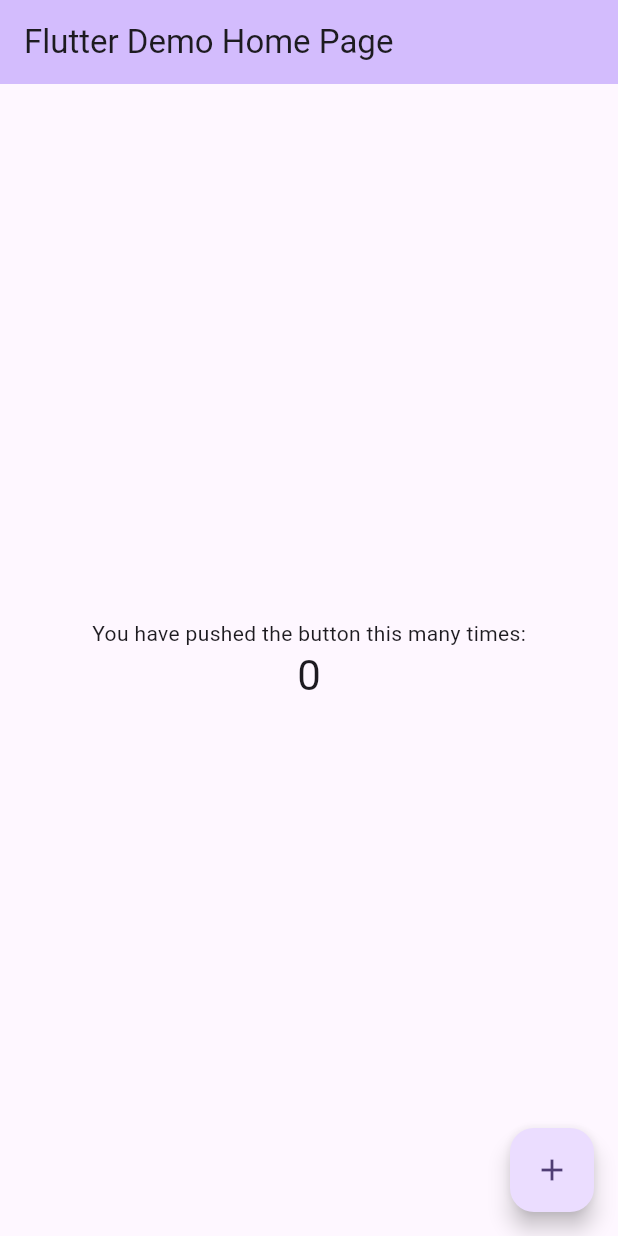
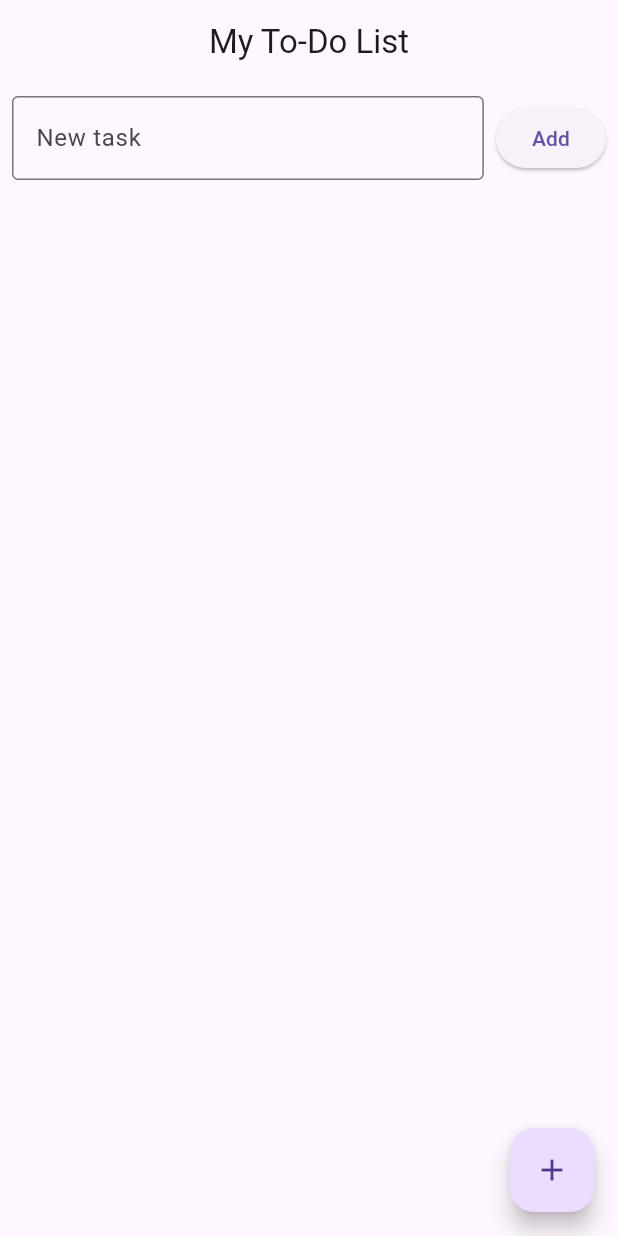
Before and after one commit to ailrezashafaee/Tutorial-Flutter, a Flutter app: the screen it shows after launch, on a phone screen of 412 x 824 dp. Run offline on Flutter 3.47's test engine with Material 3 defaults, Android fonts, the phone set to English and light mode, and no system bars.

Commit message:
adding first version

```diff
--- a/todo/lib/main.dart
+++ b/todo/lib/main.dart
@@ -1,4 +1,5 @@
 import 'package:flutter/material.dart';
+import 'package:todo/widgets/todo_app.dart';
 
 void main() {
   runApp(const MyApp());
@@ -7,116 +8,15 @@ void main() {
 class MyApp extends StatelessWidget {
   const MyApp({super.key});
 
-  // This widget is the root of your application.
   @override
   Widget build(BuildContext context) {
     return MaterialApp(
-      title: 'Flutter Demo',
+      title: 'Todo App',
       theme: ThemeData(
-        // This is the theme of your application.
-        //
-        // TRY THIS: Try running your application with "flutter run". You'll see
-        // the application has a purple toolbar. Then, without quitting the app,
-        // try changing the seedColor in the colorScheme below to Colors.green
-        // and then invoke "hot reload" (save your changes or press the "hot
-        // reload" button in a Flutter-supported IDE, or press "r" if you used
-        // the command line to start the app).
-        //
-        // Notice that the counter didn't reset back to zero; the application
-        // state is not lost during the reload. To reset the state, use hot
-        // restart instead.
-        //
-        // This works for code too, not just values: Most code changes can be
-        // tested with just a hot reload.
-        colorScheme: ColorScheme.fromSeed(seedColor: Colors.deepPurple),
+        primarySwatch: Colors.blue,
+        colorScheme: ColorScheme.fromSeed(seedColor: Colors.blue),
       ),
-      home: const MyHomePage(title: 'Flutter Demo Home Page'),
+      home: const TodoApp(),
     );
   }
 }
-
-class MyHomePage extends StatefulWidget {
-  const MyHomePage({super.key, required this.title});
-
-  // This widget is the home page of your application. It is stateful, meaning
-  // that it has a State object (defined below) that contains fields that affect
-  // how it looks.
-
-  // This class is the configuration for the state. It holds the values (in this
-  // case the title) provided by the parent (in this case the App widget) and
-  // used by the build method of the State. Fields in a Widget subclass are
-  // always marked "final".
-
-  final String title;
-
-  @override
-  State<MyHomePage> createState() => _MyHomePageState();
-}
-
-class _MyHomePageState extends State<MyHomePage> {
-  int _counter = 0;
-
-  void _incrementCounter() {
-    setState(() {
-      // This call to setState tells the Flutter framework that something has
-      // changed in this State, which causes it to rerun the build method below
-      // so that the display can reflect the updated values. If we changed
-      // _counter without calling setState(), then the build method would not be
-      // called again, and so nothing would appear to happen.
-      _counter++;
-    });
-  }
-
-  @override
-  Widget build(BuildContext context) {
-    // This method is rerun every time setState is called, for instance as done
-    // by the _incrementCounter method above.
-    //
-    // The Flutter framework has been optimized to make rerunning build methods
-    // fast, so that you can just rebuild anything that needs updating rather
-    // than having to individually change instances of widgets.
-    return Scaffold(
-      appBar: AppBar(
-        // TRY THIS: Try changing the color here to a specific color (to
-        // Colors.amber, perhaps?) and trigger a hot reload to see the AppBar
-        // change color while the other colors stay the same.
-        backgroundColor: Theme.of(context).colorScheme.inversePrimary,
-        // Here we take the value from the MyHomePage object that was created by
-        // the App.build method, and use it to set our appbar title.
-        title: Text(widget.title),
-      ),
-      body: Center(
-        // Center is a layout widget. It takes a single child and positions it
-        // in the middle of the parent.
-        child: Column(
-          // Column is also a layout widget. It takes a list of children and
-          // arranges them vertically. By default, it sizes itself to fit its
-          // children horizontally, and tries to be as tall as its parent.
-          //
-          // Column has various properties to control how it sizes itself and
-          // how it positions its children. Here we use mainAxisAlignment to
-          // center the children vertically; the main axis here is the vertical
-          // axis because Columns are vertical (the cross axis would be
-          // horizontal).
-          //
-          // TRY THIS: Invoke "debug painting" (choose the "Toggle Debug Paint"
-          // action in the IDE, or press "p" in the console), to see the
-          // wireframe for each widget.
-          mainAxisAlignment: MainAxisAlignment.center,
-          children: <Widget>[
-            const Text('You have pushed the button this many times:'),
-            Text(
-              '$_counter',
-              style: Theme.of(context).textTheme.headlineMedium,
-            ),
-          ],
-        ),
-      ),
-      floatingActionButton: FloatingActionButton(
-        onPressed: _incrementCounter,
-        tooltip: 'Increment',
-        child: const Icon(Icons.add),
-      ), // This trailing comma makes auto-formatting nicer for build methods.
-    );
-  }
-}
--- /dev/null
+++ b/todo/lib/models/models.dart
@@ -0,0 +1 @@
+export 'todo.dart';
--- /dev/null
+++ b/todo/lib/models/todo.dart
@@ -0,0 +1,10 @@
+class Todo {
+  final String id;
+  String title;
+  final DateTime date;
+  bool done;
+
+  Todo({required this.title, DateTime? date, this.done = false, String? id})
+    : id = id ?? DateTime.now().millisecondsSinceEpoch.toString(),
+      date = date ?? DateTime.now();
+}
--- /dev/null
+++ b/todo/lib/widgets/todo_app.dart
@@ -0,0 +1,74 @@
+import 'package:flutter/material.dart';
+import '../models/todo.dart';
+import 'todo_input.dart';
+import 'todo_list.dart';
+
+class TodoApp extends StatefulWidget {
+  const TodoApp({super.key});
+
+  @override
+  _TodoAppState createState() => _TodoAppState();
+}
+
+class _TodoAppState extends State<TodoApp> {
+  final TextEditingController _controller = TextEditingController();
+  final List<Todo> _todos = [];
+
+  void _addTodo() {
+    final title = _controller.text.trim();
+    if (title.isEmpty) return;
+    setState(() => _todos.add(Todo(title: title)));
+    _controller.clear();
+    FocusScope.of(context).unfocus();
+  }
+
+  void _toggleDone(String id, bool? value) {
+    final index = _todos.indexWhere((t) => t.id == id);
+    if (index == -1) return;
+    setState(() => _todos[index].done = value ?? false);
+  }
+
+  void _removeTodo(String id) {
+    setState(() => _todos.removeWhere((t) => t.id == id));
+  }
+
+  void _editTodo(String id, String newTitle) {
+    final index = _todos.indexWhere((t) => t.id == id);
+    if (index == -1) return;
+    setState(() => _todos[index].title = newTitle);
+  }
+
+  @override
+  Widget build(BuildContext context) {
+    return MaterialApp(
+      title: 'To-Do App',
+      theme: ThemeData(primarySwatch: Colors.blue),
+      home: Scaffold(
+        appBar: AppBar(title: const Text('My To-Do List'), centerTitle: true),
+        body: Column(
+          children: [
+            TodoInput(controller: _controller, onAdd: _addTodo),
+            Expanded(
+              child: TodoList(
+                todos: _todos,
+                onToggle: _toggleDone,
+                onRemove: _removeTodo,
+                onEdit: _editTodo,
+              ),
+            ),
+          ],
+        ),
+        floatingActionButton: FloatingActionButton(
+          onPressed: _addTodo,
+          child: const Icon(Icons.add),
+        ),
+      ),
+    );
+  }
+
+  @override
+  void dispose() {
+    _controller.dispose();
+    super.dispose();
+  }
+}
--- /dev/null
+++ b/todo/lib/widgets/todo_input.dart
@@ -0,0 +1,31 @@
+import 'package:flutter/material.dart';
+
+class TodoInput extends StatelessWidget {
+  final TextEditingController controller;
+  final VoidCallback onAdd;
+
+  const TodoInput({super.key, required this.controller, required this.onAdd});
+
+  @override
+  Widget build(BuildContext context) {
+    return Padding(
+      padding: const EdgeInsets.all(8.0),
+      child: Row(
+        children: [
+          Expanded(
+            child: TextField(
+              controller: controller,
+              decoration: const InputDecoration(
+                labelText: 'New task',
+                border: OutlineInputBorder(),
+              ),
+              onSubmitted: (_) => onAdd(),
+            ),
+          ),
+          const SizedBox(width: 8),
+          ElevatedButton(onPressed: onAdd, child: const Text('Add')),
+        ],
+      ),
+    );
+  }
+}
--- /dev/null
+++ b/todo/lib/widgets/todo_list.dart
@@ -0,0 +1,35 @@
+import 'package:flutter/material.dart';
+import '../models/todo.dart';
+import 'todo_item.dart';
+
+class TodoList extends StatelessWidget {
+  final List<Todo> todos;
+  final void Function(String, bool?) onToggle;
+  final void Function(String) onRemove;
+  final void Function(String, String) onEdit;
+
+  const TodoList({
+    super.key,
+    required this.todos,
+    required this.onToggle,
+    required this.onRemove,
+    required this.onEdit,
+  });
+
+  @override
+  Widget build(BuildContext context) {
+    return ListView.builder(
+      itemCount: todos.length,
+      itemBuilder: (context, index) {
+        final todo = todos[index];
+        return TodoItem(
+          key: ValueKey(todo.id),
+          todo: todo,
+          onToggle: onToggle,
+          onRemove: onRemove,
+          onEdit: onEdit,
+        );
+      },
+    );
+  }
+}
--- /dev/null
+++ b/todo/lib/widgets/widgets.dart
@@ -0,0 +1 @@
+export 'todo_app.dart';
```
Also changed, not shown: todo/lib/widgets/todo_item.dart (added, +99 -0 lines).
